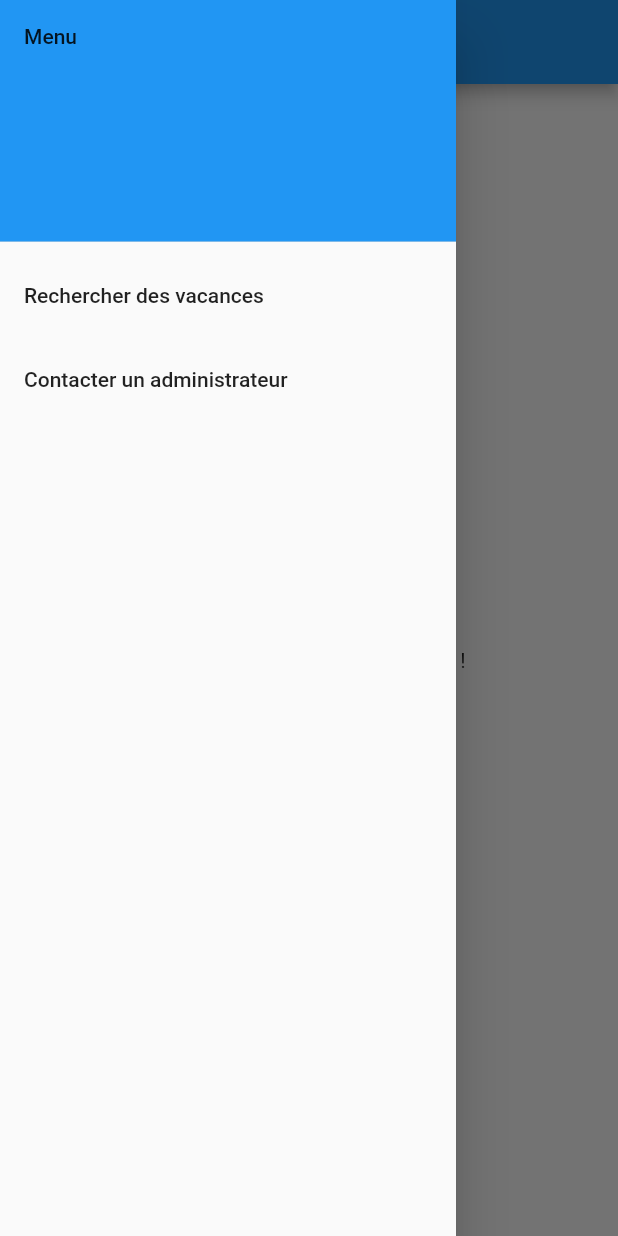
After one commit to ThibautRoderkerken/plan_my_escape, a Flutter app: the DashboardScreen screen opened directly, with the side drawer open, on a phone screen of 412 x 824 dp. The commit adds this screen. Run offline on Flutter 3.47's test engine with Material 2 defaults, Android fonts, the phone set to English and light mode, and no system bars.

Commit message:
M2 - Création de la barre de navigation dans un fichier séparé.

```diff
--- /dev/null
+++ b/lib/screens/navigation_drawer.dart
@@ -0,0 +1,34 @@
+import 'package:flutter/material.dart';
+
+class AppNavigationDrawer extends StatelessWidget {
+  const AppNavigationDrawer ({Key? key}) : super(key: key);
+
+  @override
+  Widget build(BuildContext context) {
+    return Drawer(
+      child: ListView(
+        padding: EdgeInsets.zero,
+        children: [
+          const DrawerHeader(
+            decoration: BoxDecoration(
+              color: Colors.blue,
+            ),
+            child: Text('Menu'),
+          ),
+          ListTile(
+            title: const Text('Rechercher des vacances'),
+            onTap: () {
+              // Naviguer ou exécuter une action spécifique
+            },
+          ),
+          ListTile(
+            title: const Text('Contacter un administrateur'),
+            onTap: () {
+              // Naviguer ou exécuter une action spécifique
+            },
+          ),
+        ],
+      ),
+    );
+  }
+}
```
Also changed, not shown: lib/screens/dashboard_screen.dart (+2 -25 lines), 2 other files.
